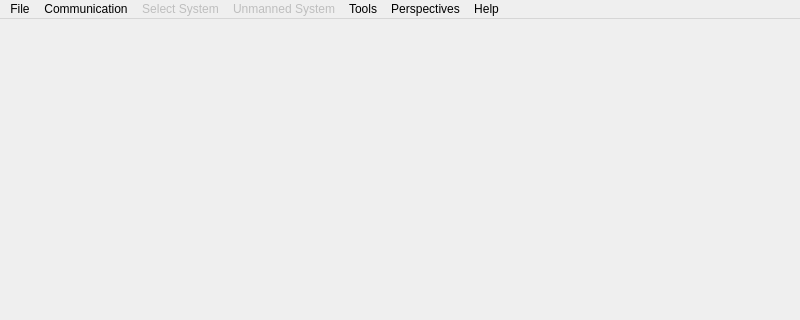
Old version of the form src/ui/MainWindow.ui in the repository mavlink/qgroundcontrol; both pictures show x 0 to 800 and y 0 to 320 of the 800 by 500 pixel window.
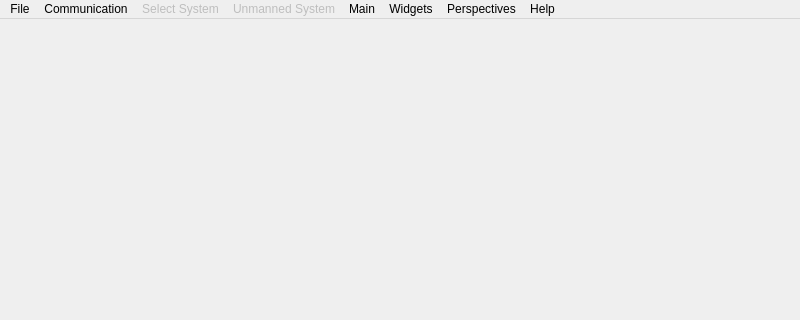
New version of the form. Icons and pictures are not drawn.

Commit message: Working on final main window version

```diff
--- a/src/ui/MainWindow.ui
+++ b/src/ui/MainWindow.ui
@@ -100,7 +100,7 @@
    </widget>
    <widget class="QMenu" name="menuTools">
     <property name="title">
-     <string>Tools</string>
+     <string>Widgets</string>
     </property>
     <addaction name="actionNewCustomWidget"/>
    </widget>
@@ -121,11 +121,18 @@
     <addaction name="actionPilotsView"/>
     <addaction name="separator"/>
     <addaction name="actionMavlinkView"/>
+    <addaction name="actionUnconnectedView"/>
+   </widget>
+   <widget class="QMenu" name="menuMain">
+    <property name="title">
+     <string>Main</string>
+    </property>
    </widget>
    <addaction name="menuMGround"/>
    <addaction name="menuNetwork"/>
    <addaction name="menuConnected_Systems"/>
    <addaction name="menuUnmanned_System"/>
+   <addaction name="menuMain"/>
    <addaction name="menuTools"/>
    <addaction name="menuPerspectives"/>
    <addaction name="menuHelp"/>
```
Left out of the diff: 27 changed lines with no effect on the pictures. The commit also changes 6 other files.
